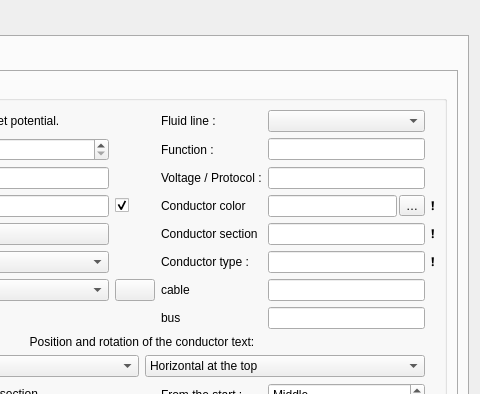
This is sources/ui/conductorpropertieswidget.ui in Birger90/qelectrotech-eplan as Qt 5 draws it before an edit; both pictures show x 186 to 666 and y 0 to 394 of the 666 by 509 pixel window. The edited form follows.
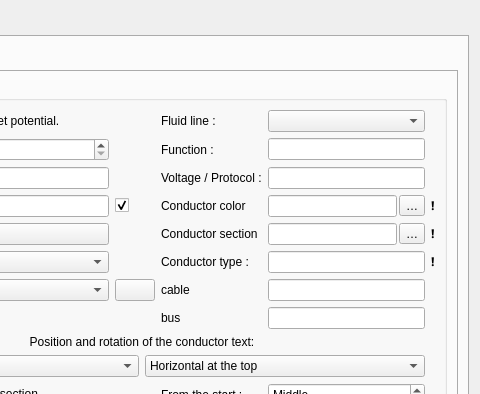
This is the edited form. Icons and pictures are not drawn. Custom widgets are drawn as their Qt base class.

Commit message:
Add a standard sections menu to the wire section field
Übernommen aus AJOL42300/qelectrotech-source-mirror (ajol42300-conductor-wire-color-section), GPL-2.0-or-later.

What changed in the file:
```diff
--- a/sources/ui/conductorpropertieswidget.ui
+++ b/sources/ui/conductorpropertieswidget.ui
@@ -391,7 +391,27 @@
                </widget>
               </item>
               <item row="4" column="4">
-               <widget class="QLineEdit" name="m_wire_section_le"/>
+               <layout class="QHBoxLayout" name="m_wire_section_hl">
+                <property name="spacing">
+                 <number>2</number>
+                </property>
+                <item>
+                 <widget class="QLineEdit" name="m_wire_section_le"/>
+                </item>
+                <item>
+                 <widget class="QToolButton" name="m_wire_section_values_tb">
+                  <property name="toolTip">
+                   <string>Standard sections</string>
+                  </property>
+                  <property name="text">
+                   <string>…</string>
+                  </property>
+                  <property name="popupMode">
+                   <enum>QToolButton::InstantPopup</enum>
+                  </property>
+                 </widget>
+                </item>
+               </layout>
               </item>
               <item row="2" column="0">
                <widget class="QLabel" name="label_11">
```
Left out of the diff: 1 changed line with no effect on the pictures. The commit also changes 1 other file.
